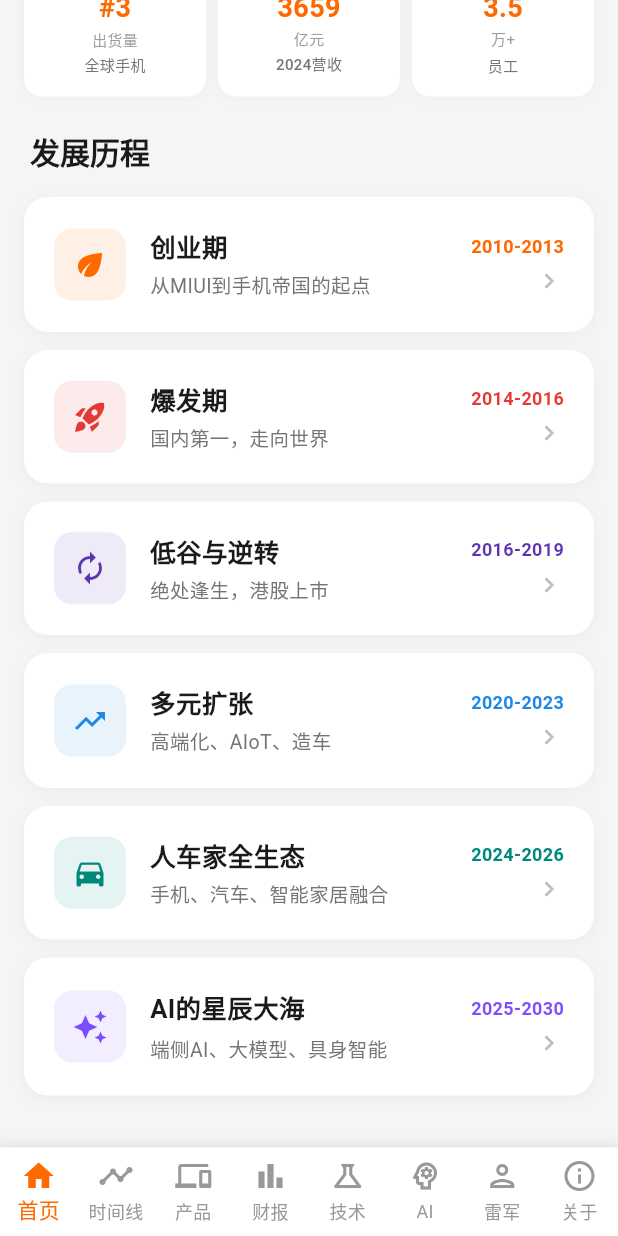
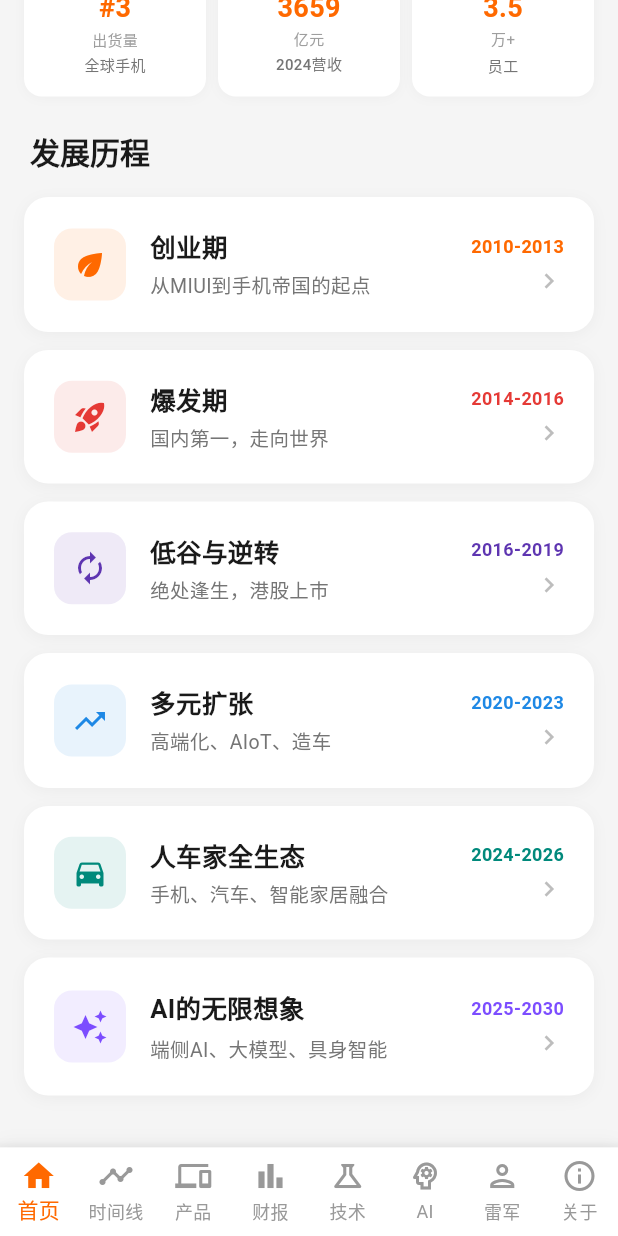
Before and after one commit to QingheMonster/do-you-know-xiaomi, a Flutter app: the screen it shows after launch, scrolled down 423 dp, on a phone screen of 412 x 824 dp. Run offline on Flutter 3.47's test engine with Material 3 defaults, Android fonts, the phone set to English and light mode, and no system bars; our stand-ins replace fl_chart; network calls fail.

Commit message:
fix: 第六阶段改名为'AI的无限想象'

```diff
--- a/lib/data/xiaomi_data.dart
+++ b/lib/data/xiaomi_data.dart
@@ -387,10 +387,10 @@
     ],
   );
 
-  // 阶段六：AI的星辰大海 2025-2030
+  // 阶段六：AI的无限想象 2025-2030
   static final TimelineEra _era6 = TimelineEra(
     id: 'era6',
-    title: 'AI的星辰大海',
+    title: 'AI的无限想象',
     subtitle: '端侧AI、大模型、具身智能',
     yearRange: '2025-2030',
     colorValue: 0xFF7C4DFF,
```
